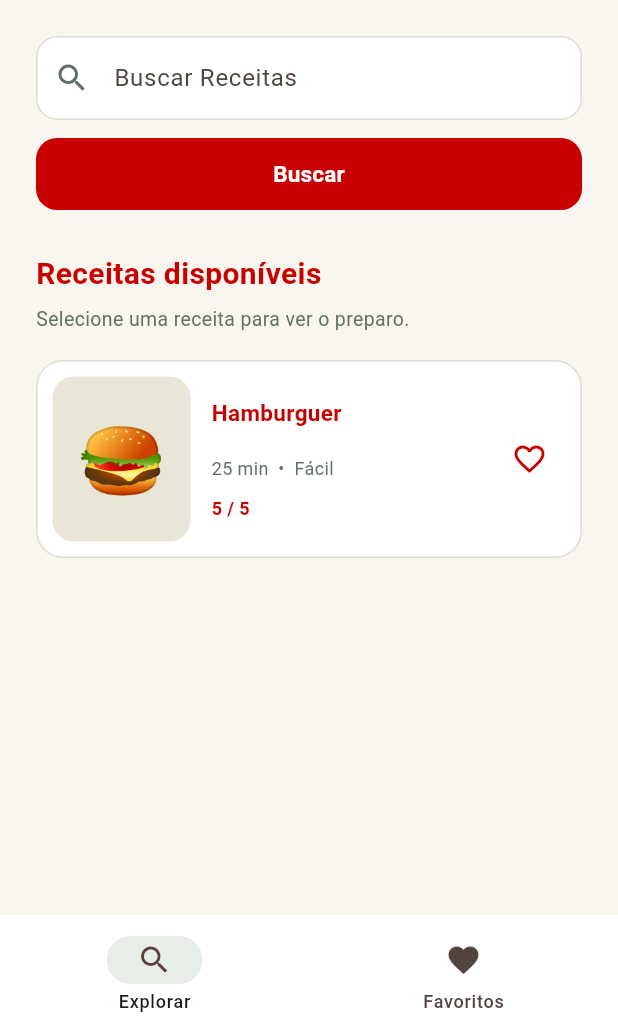
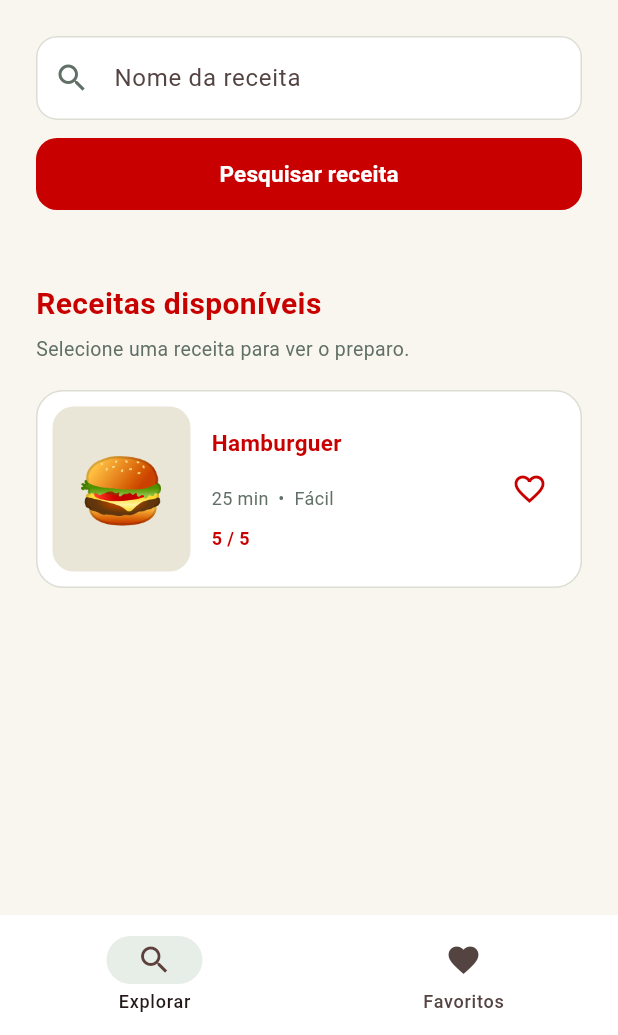
Before and after one commit to Felipe-Pastorello/Aplica-o-Receitas-Flutter, a Flutter app: the screen it shows after launch, on a phone screen of 412 x 824 dp, the part 201-1236 px from its top. Run offline on Flutter 3.47's test engine with Material 3 defaults, Android fonts, the phone set to English and light mode, and no system bars.

Commit message:
Adição barra de busca básica

```diff
--- a/lib/main.dart
+++ b/lib/main.dart
@@ -36,7 +36,36 @@ class _TelaInicialState extends State<TelaInicial> {
   final TextEditingController pesquisaController =
   TextEditingController();
 
+  String? mensagemErro;
+  String? termoPesquisado;
+
   int paginaSelecionada = 0;
+
+  void pesquisarReceita() {
+    final termo = pesquisaController.text.trim();
+
+    setState(() {
+      if (termo.isEmpty) {
+        mensagemErro =
+        'Digite o nome de uma receita para realizar a pesquisa.';
+        termoPesquisado = null;
+        return;
+      }
+
+      mensagemErro = null;
+      termoPesquisado = termo;
+    });
+
+    FocusScope.of(context).unfocus();
+
+    if (termo.isEmpty) return;
+
+    ScaffoldMessenger.of(context).showSnackBar(
+      SnackBar(
+        content: Text('Pesquisa realizada: $termo'),
+      ),
+    );
+  }
 
   @override
   void dispose() {
@@ -51,7 +80,6 @@ class _TelaInicialState extends State<TelaInicial> {
         child: Column(
           crossAxisAlignment: CrossAxisAlignment.start,
           children: [
-
             // Header
             Padding(
               padding: const EdgeInsets.fromLTRB(24, 24, 24, 16),
@@ -93,11 +121,13 @@ class _TelaInicialState extends State<TelaInicial> {
 
                     const SizedBox(height: 24),
 
-                    // Busca
+                    // Campo de pesquisa
                     TextField(
                       controller: pesquisaController,
                       decoration: InputDecoration(
-                        hintText: 'Buscar Receitas',
+                        labelText: 'Nome da receita',
+                        hintText: 'Ex: Bolo de cenoura',
+                        errorText: mensagemErro,
                         prefixIcon: const Icon(
                           Icons.search,
                           color: Color(0xFF617067),
@@ -119,28 +149,24 @@ class _TelaInicialState extends State<TelaInicial> {
                           ),
                         ),
                       ),
+                      onChanged: (valor) {
+                        if (mensagemErro != null) {
+                          setState(() {
+                            mensagemErro = null;
+                          });
+                        }
+                      },
+                      onSubmitted: (_) => pesquisarReceita(),
                     ),
 
                     const SizedBox(height: 12),
 
-                    // Botão de busca
+                    // Botão de pesquisa
                     SizedBox(
                       width: double.infinity,
                       height: 48,
                       child: ElevatedButton(
-                        onPressed: () {
-                          FocusScope.of(context).unfocus();
-
-                          ScaffoldMessenger.of(context).showSnackBar(
-                            SnackBar(
-                              content: Text(
-                                pesquisaController.text.trim().isEmpty
-                                    ? 'Digite o nome de uma receita.'
-                                    : 'Pesquisa: ${pesquisaController.text}',
-                              ),
-                            ),
-                          );
-                        },
+                        onPressed: pesquisarReceita,
                         style: ElevatedButton.styleFrom(
                           backgroundColor: const Color(0xFFC90000),
                           foregroundColor: Colors.white,
@@ -150,7 +176,7 @@ class _TelaInicialState extends State<TelaInicial> {
                           ),
                         ),
                         child: const Text(
-                          'Buscar',
+                          'Pesquisar receita',
                           style: TextStyle(
                             fontSize: 15,
                             fontWeight: FontWeight.bold,
@@ -158,6 +184,30 @@ class _TelaInicialState extends State<TelaInicial> {
                         ),
                       ),
                     ),
+
+                    const SizedBox(height: 20),
+
+                    // Resp da pesquisa
+                    if (termoPesquisado != null)
+                      Container(
+                        width: double.infinity,
+                        padding: const EdgeInsets.all(16),
+                        decoration: BoxDecoration(
+                          color: Colors.white,
+                          borderRadius: BorderRadius.circular(14),
+                          border: Border.all(
+                            color: const Color(0xFFDCDDD3),
+                          ),
+                        ),
+                        child: Text(
+                          'Você pesquisou por: "$termoPesquisado"',
+                          style: const TextStyle(
+                            fontSize: 15,
+                            fontWeight: FontWeight.w600,
+                            color: Color(0xFF617067),
+                          ),
+                        ),
+                      ),
 
                     const SizedBox(height: 28),
 
@@ -226,9 +276,7 @@ class _TelaInicialState extends State<TelaInicial> {
                                     color: Color(0xFFC90000),
                                   ),
                                 ),
-
                                 const SizedBox(height: 18),
-
                                 const Text(
                                   '25 min  •  Fácil',
                                   style: TextStyle(
@@ -236,9 +284,7 @@ class _TelaInicialState extends State<TelaInicial> {
                                     color: Color(0xFF617067),
                                   ),
                                 ),
-
                                 const SizedBox(height: 10),
-
                                 const Text(
                                   '5 / 5',
                                   style: TextStyle(
@@ -254,7 +300,8 @@ class _TelaInicialState extends State<TelaInicial> {
                           // Ícone de favorito
                           IconButton(
                             onPressed: () {
-                              ScaffoldMessenger.of(context).showSnackBar(
+                              ScaffoldMessenger.of(context)
+                                  .showSnackBar(
                                 const SnackBar(
                                   content: Text(
                                     'Receita adicionada aos favoritos!',
```
